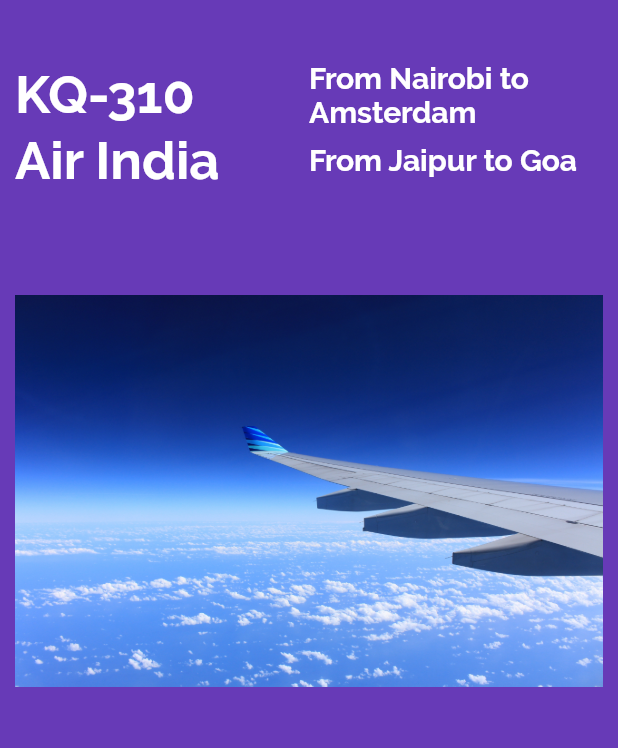
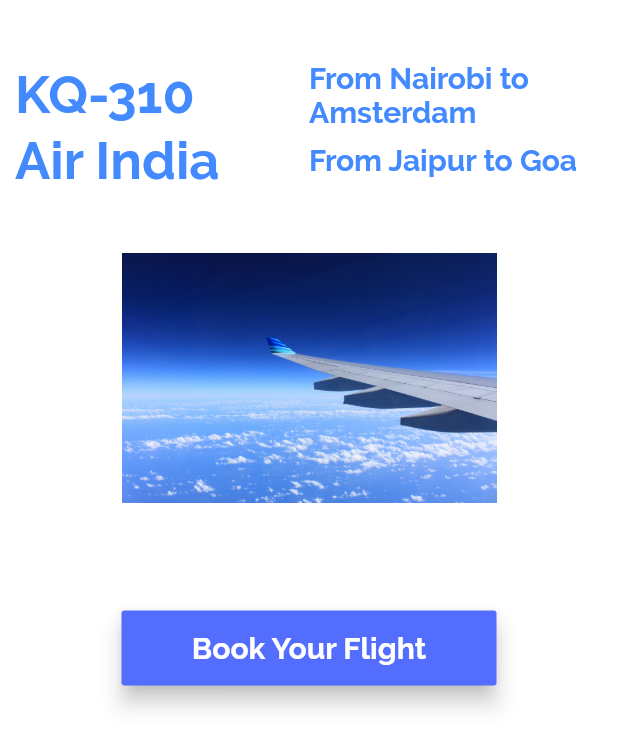
Before and after one commit to IamMutevu/secondFlutterApp, a Flutter app: the screen it shows after launch, on a phone screen of 412 x 824 dp. Shown: the top 748 px of the screen. Run offline on Flutter 3.47's test engine with Material 2 defaults, Android fonts, the phone set to English and light mode, and no system bars.

Commit message:
Button and alert dialog box

```diff
--- a/lib/app_screens/home.dart
+++ b/lib/app_screens/home.dart
@@ -8,7 +8,7 @@ class Home extends StatelessWidget{
       child: Container(
         padding: EdgeInsets.only(left: 10.0, top: 40.0, right: 10.0),
         alignment: Alignment.center,
-        color: Colors.deepPurple,
+        color: Colors.white,
         child: Column(
           children: <Widget>[
             Row(
@@ -22,7 +22,7 @@ class Home extends StatelessWidget{
                         fontSize: 35.0,
                         fontFamily: 'Raleway',
                         fontWeight: FontWeight.w700,
-                        color: Colors.white
+                        color: Colors.blueAccent
                     ),
                   ),
                 ),
@@ -35,7 +35,7 @@ class Home extends StatelessWidget{
                         fontSize: 20.0,
                         fontFamily: 'Raleway',
                         fontWeight: FontWeight.w700,
-                        color: Colors.white
+                        color: Colors.blueAccent
                     ),
                   ),
                 ),
@@ -52,7 +52,7 @@ class Home extends StatelessWidget{
                         fontSize: 35.0,
                         fontFamily: 'Raleway',
                         fontWeight: FontWeight.w700,
-                        color: Colors.white
+                        color: Colors.blueAccent
                     ),
                   ),
                 ),
@@ -65,13 +65,14 @@ class Home extends StatelessWidget{
                         fontSize: 20.0,
                         fontFamily: 'Raleway',
                         fontWeight: FontWeight.w700,
-                        color: Colors.white
+                        color: Colors.blueAccent
                     ),
                   ),
                 ),
               ],
             ),
-            FlightImageAsset()
+            FlightImageAsset(),
+            FlightBookButton()
           ],
         )
       )
@@ -84,9 +85,50 @@ class FlightImageAsset extends StatelessWidget{
   @override
   Widget build(BuildContext context) {
     AssetImage assetImage = AssetImage('images/plane.jpg');
-    Image image = Image(image: assetImage, width: 400.0, height: 400.0,);
+    Image image = Image(image: assetImage, width: 250.0, height: 250.0,);
 
     return Container(child: image);
   }
 
 }
+
+class FlightBookButton extends StatelessWidget{
+  @override
+  Widget build(BuildContext context) {
+    // TODO: implement build
+    return Container(
+      margin: EdgeInsets.only(top: 30.0),
+      height: 50.0,
+      width: 250.0,
+      child: RaisedButton(
+        color: Colors.indigoAccent,
+        child: Text(
+            "Book Your Flight",
+          style: TextStyle(
+            fontFamily: "Raleway",
+            fontSize: 20.0,
+            color: Colors.white,
+            fontWeight: FontWeight.w700
+          ),
+        ),
+        elevation: 6.0,
+        onPressed: (){
+          bookFlight(context);
+          }),
+        );
+      }
+    }
+
+    void bookFlight(BuildContext context){
+      var alertDialog = AlertDialog(
+        title: Text("Flight booked successfully"),
+        content: Text("Have a pleasant flight"),
+      );
+
+      showDialog(
+        context: context,
+        builder: (BuildContext context){
+          return alertDialog;
+        }
+      );
+    }
```
